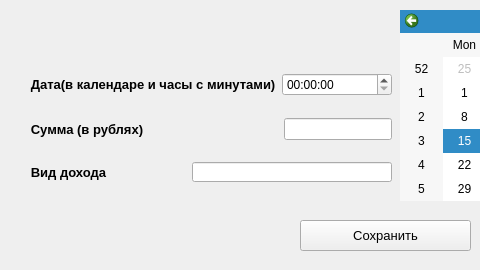
Old version of the form wallet/src/ui/editincome.ui in the repository IvanIvanov227/Wallet; both pictures show x 0 to 480 and y 0 to 270 of the 770 by 270 pixel window.
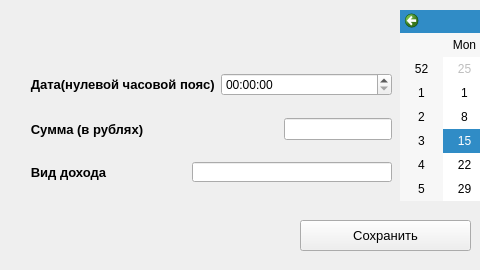
New version of the form.

What changed in the file:
```diff
--- a/wallet/src/ui/editincome.ui
+++ b/wallet/src/ui/editincome.ui
@@ -91,7 +91,7 @@
          </font>
         </property>
         <property name="text">
-         <string>   Дата(в календаре и часы с минутами)</string>
+         <string>   Дата(нулевой часовой пояс)</string>
         </property>
        </widget>
       </item>
```
